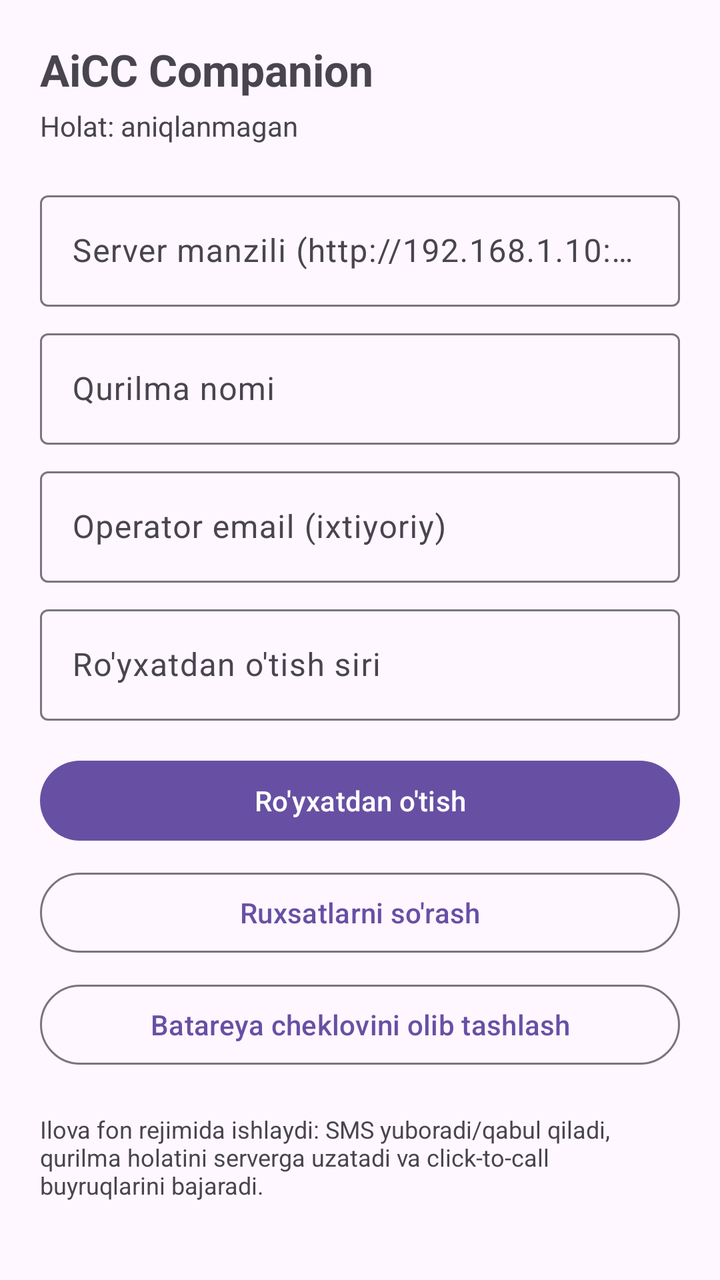
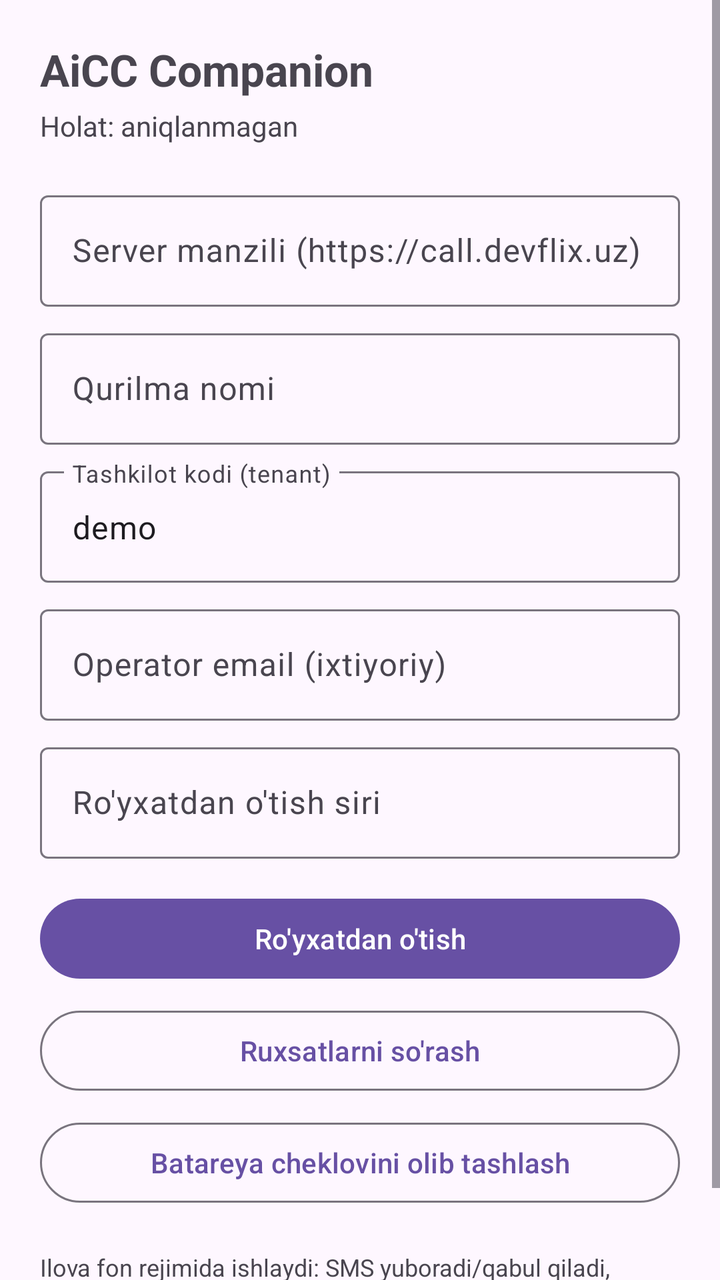

Before-and-after screenshots of an Android layout around one commit, followed by the original layout XML and the change that was made.
<!-- AndroidManifest.xml: application theme Theme.Material3.DayNight.NoActionBar -->
<!-- res/layout/activity_main.xml -->
<?xml version="1.0" encoding="utf-8"?>
<ScrollView xmlns:android="http://schemas.android.com/apk/res/android"
    android:layout_width="match_parent"
    android:layout_height="match_parent"
    android:fillViewport="true">

    <LinearLayout
        android:layout_width="match_parent"
        android:layout_height="wrap_content"
        android:orientation="vertical"
        android:padding="20dp">

        <TextView
            android:layout_width="wrap_content"
            android:layout_height="wrap_content"
            android:text="@string/app_name"
            android:textSize="22sp"
            android:textStyle="bold" />

        <TextView
            android:id="@+id/status"
            android:layout_width="wrap_content"
            android:layout_height="wrap_content"
            android:layout_marginTop="4dp"
            android:text="@string/status_unknown" />

        <com.google.android.material.textfield.TextInputLayout
            android:layout_width="match_parent"
            android:layout_height="wrap_content"
            android:layout_marginTop="20dp"
            android:hint="@string/hint_server">

            <com.google.android.material.textfield.TextInputEditText
                android:id="@+id/serverUrl"
                android:layout_width="match_parent"
                android:layout_height="wrap_content"
                android:inputType="textUri" />
        </com.google.android.material.textfield.TextInputLayout>

        <com.google.android.material.textfield.TextInputLayout
            android:layout_width="match_parent"
            android:layout_height="wrap_content"
            android:layout_marginTop="8dp"
            android:hint="@string/hint_device_name">

            <com.google.android.material.textfield.TextInputEditText
                android:id="@+id/deviceName"
                android:layout_width="match_parent"
                android:layout_height="wrap_content"
                android:inputType="text" />
        </com.google.android.material.textfield.TextInputLayout>

        <com.google.android.material.textfield.TextInputLayout
            android:layout_width="match_parent"
            android:layout_height="wrap_content"
            android:layout_marginTop="8dp"
            android:hint="@string/hint_operator">

            <com.google.android.material.textfield.TextInputEditText
                android:id="@+id/operatorEmail"
                android:layout_width="match_parent"
                android:layout_height="wrap_content"
                android:inputType="textEmailAddress" />
        </com.google.android.material.textfield.TextInputLayout>

        <com.google.android.material.textfield.TextInputLayout
            android:layout_width="match_parent"
            android:layout_height="wrap_content"
            android:layout_marginTop="8dp"
            android:hint="@string/hint_secret">

            <com.google.android.material.textfield.TextInputEditText
                android:id="@+id/enrollmentSecret"
                android:layout_width="match_parent"
                android:layout_height="wrap_content"
                android:inputType="textPassword" />
        </com.google.android.material.textfield.TextInputLayout>

        <com.google.android.material.button.MaterialButton
            android:id="@+id/enrollButton"
            android:layout_width="match_parent"
            android:layout_height="wrap_content"
            android:layout_marginTop="16dp"
            android:text="@string/action_enroll" />

        <com.google.android.material.button.MaterialButton
            android:id="@+id/permissionsButton"
            style="@style/Widget.Material3.Button.OutlinedButton"
            android:layout_width="match_parent"
            android:layout_height="wrap_content"
            android:layout_marginTop="8dp"
            android:text="@string/action_permissions" />

        <com.google.android.material.button.MaterialButton
            android:id="@+id/batteryButton"
            style="@style/Widget.Material3.Button.OutlinedButton"
            android:layout_width="match_parent"
            android:layout_height="wrap_content"
            android:layout_marginTop="8dp"
            android:text="@string/action_battery" />

        <TextView
            android:layout_width="match_parent"
            android:layout_height="wrap_content"
            android:layout_marginTop="20dp"
            android:text="@string/hint_footer"
            android:textSize="12sp" />
    </LinearLayout>
</ScrollView>
<!-- resources referenced by this layout -->
<resources>
  <string name="action_battery">Batareya cheklovini olib tashlash</string>
  <string name="action_enroll">Ro\'yxatdan o\'tish</string>
  <string name="action_permissions">Ruxsatlarni so\'rash</string>
  <string name="app_name">AiCC Companion</string>
  <string name="hint_device_name">Qurilma nomi</string>
  <string name="hint_footer">Ilova fon rejimida ishlaydi: SMS yuboradi/qabul qiladi, qurilma holatini serverga uzatadi va click-to-call buyruqlarini bajaradi.</string>
  <string name="hint_operator">Operator email (ixtiyoriy)</string>
  <string name="hint_secret">Ro\'yxatdan o\'tish siri</string>
  <string name="hint_server">Server manzili (http://192.168.1.10:4000)</string>
  <string name="status_unknown">Holat: aniqlanmagan</string>
</resources>

<!-- the commit's change to res/layout/activity_main.xml (unified diff, before → after) -->
@@ -48,6 +48,20 @@
                 android:layout_width="match_parent"
                 android:layout_height="wrap_content"
                 android:inputType="text" />
+        </com.google.android.material.textfield.TextInputLayout>
+
+        <com.google.android.material.textfield.TextInputLayout
+            android:layout_width="match_parent"
+            android:layout_height="wrap_content"
+            android:layout_marginTop="8dp"
+            android:hint="@string/hint_tenant">
+
+            <com.google.android.material.textfield.TextInputEditText
+                android:id="@+id/tenantSlug"
+                android:layout_width="match_parent"
+                android:layout_height="wrap_content"
+                android:inputType="text"
+                android:text="demo" />
         </com.google.android.material.textfield.TextInputLayout>
 
         <com.google.android.material.textfield.TextInputLayout
<!-- resource entries referenced after the edit -->
@@ -8,7 +8,8 @@
   <string name="hint_footer">Ilova fon rejimida ishlaydi: SMS yuboradi/qabul qiladi, qurilma holatini serverga uzatadi va click-to-call buyruqlarini bajaradi.</string>
   <string name="hint_operator">Operator email (ixtiyoriy)</string>
   <string name="hint_secret">Ro\'yxatdan o\'tish siri</string>
-  <string name="hint_server">Server manzili (http://192.168.1.10:4000)</string>
+  <string name="hint_server">Server manzili (https://call.devflix.uz)</string>
+  <string name="hint_tenant">Tashkilot kodi (tenant)</string>
   <string name="status_unknown">Holat: aniqlanmagan</string>
 </resources>
 
